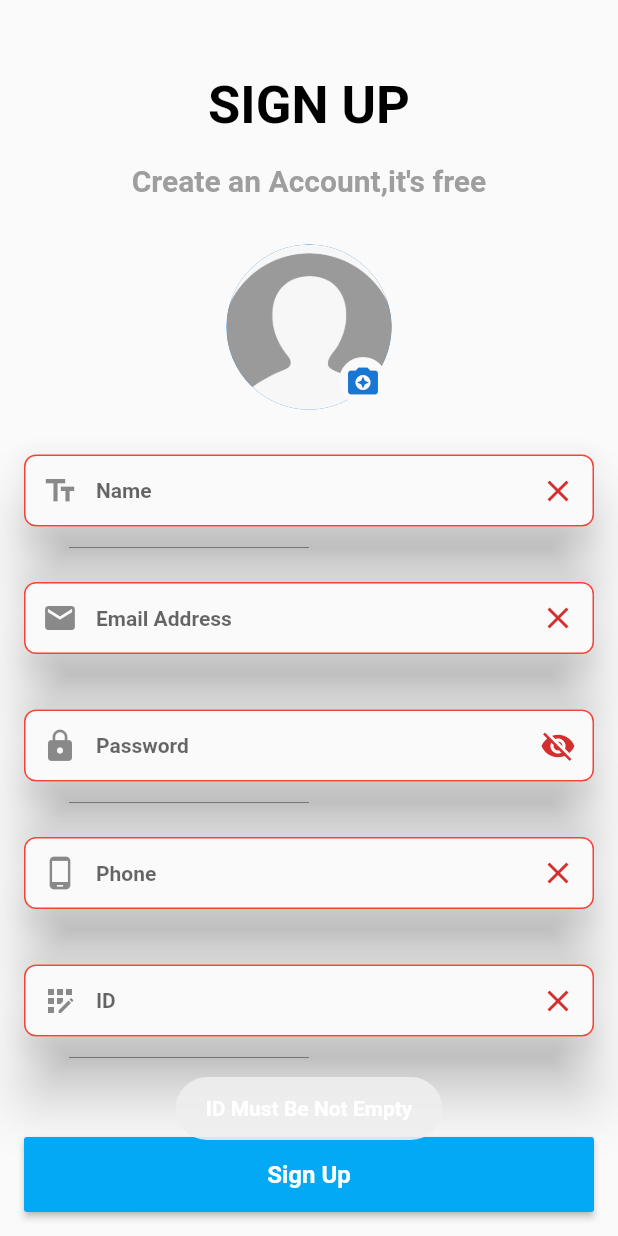
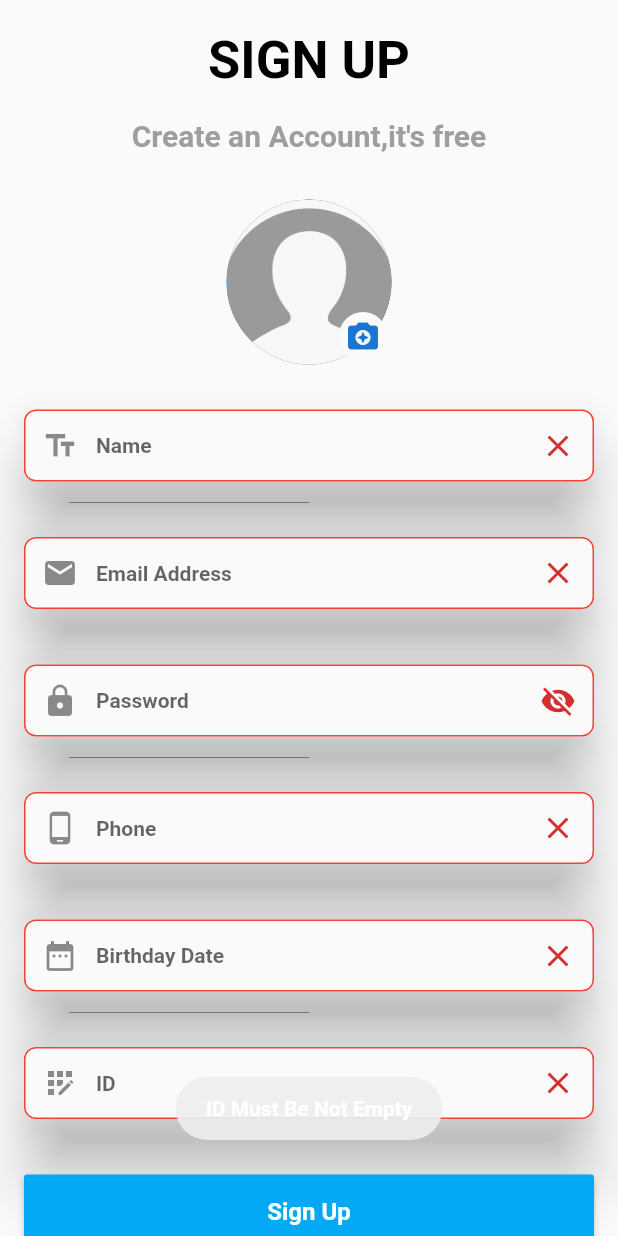
Before and after one commit to AlaaBashar/socialapp, a Flutter app: the RegisterScreen screen opened directly, after a tap on "Sign Up", on a phone screen of 412 x 824 dp. Run offline on Flutter 3.47's test engine with Material 2 defaults, Android fonts, the phone set to English and light mode, and no system bars; our stand-ins replace animate_do, cached_network_image, cloud_firestore, firebase_auth, firebase_core, firebase_storage and 6 more; accounts and stored records are empty; network calls fail.

```diff
--- a/lib/export_feature.dart
+++ b/lib/export_feature.dart
@@ -13,7 +13,8 @@ export 'screens/bottom_nav_screens/settings/setting_screen.dart';
 export 'screens/bottom_nav_screens/settings/edit_settings_screen.dart';
 ///BOTTOM_SHEET_SCREEN
 export 'screens/bottom_sheet_screen/comments_sheet_screen.dart';
-export 'screens/bottom_sheet_screen/comments_option_sheet_screen.dart';
+export 'screens/bottom_sheet_screen/comments_option_sheet/comments_option_sheet_screen.dart';
+export 'screens/bottom_sheet_screen/comments_option_sheet/edit_comment_screen.dart';
 
 
 
--- a/lib/models/user_model.dart
+++ b/lib/models/user_model.dart
@@ -1,5 +1,5 @@
 class UserModel{
-  String? id, uid, name, password, email, phone, image,cover, bio;
+  String? id, uid, name, password, email, phone, image,cover, bio,birthDay;
   bool? isBlocked ;
   DateTime? date;
 
@@ -10,6 +10,7 @@ class UserModel{
     this.cover,
     this.bio,
     this.name,
+    this.birthDay,
     this.email,
     this.password,
     this.phone,
@@ -25,6 +26,7 @@ class UserModel{
       cover: json["cover"],
       bio: json["bio"],
       name: json["name"],
+      birthDay: json["birthDay"] ?? '',
       phone: json["phone"],
       email: json["email"],
       date: DateTime.parse(json["date"]),
@@ -41,6 +43,7 @@ class UserModel{
       "uid":uid,
       "cover":cover,
       "name":name,
+      "birthDay":birthDay,
       "image":image,
       "bio": bio,
       "phone": phone,
--- a/lib/screens/bottom_nav_screens/new_post_screen.dart
+++ b/lib/screens/bottom_nav_screens/new_post_screen.dart
@@ -250,7 +250,7 @@ class _NewPostScreenState extends State<NewPostScreen> {
 
   }
   Future<void> loadPosts() async {
-      await Api.getPosts();
+    await LoginProvider.read(context).loadData();
     setState(() {});
   }
   void addPhoto() async {
--- a/lib/screens/bottom_nav_screens/settings/edit_settings_screen.dart
+++ b/lib/screens/bottom_nav_screens/settings/edit_settings_screen.dart
@@ -19,9 +19,10 @@ class _EditSettingsScreenState extends State<EditSettingsScreen> {
   var phoneController = TextEditingController();
   var bioController = TextEditingController();
   var idController = TextEditingController();
+  var birthdayController = TextEditingController();
+  final _formKey = GlobalKey<FormState>();
   File? profileImage;
   File? coverImage;
-  final _formKey = GlobalKey<FormState>();
 
 
   @override
@@ -33,6 +34,7 @@ class _EditSettingsScreenState extends State<EditSettingsScreen> {
     phoneController.text = widget.userData.phone.toString();
     bioController.text = widget.userData.bio.toString();
     idController.text = widget.userData.id.toString();
+    birthdayController.text = widget.userData.birthDay.toString();
   });
   }
   @override
@@ -133,7 +135,6 @@ class _EditSettingsScreenState extends State<EditSettingsScreen> {
                                   : FileImage(profileImage!) as ImageProvider,
                             ),
                           ),
-
                           IconButton(
                             iconSize: 15.0,
                             onPressed: getProfileImage,
@@ -238,6 +239,34 @@ class _EditSettingsScreenState extends State<EditSettingsScreen> {
                       ),
                       TextFieldApp(
                         height: 60.0,
+                        readOnly: true,
+                        onTap: ()async{
+                          String? date = await DateTimePicker.datePicker(context: context);
+                          birthdayController.text = date!;
+                        },
+                        controller: birthdayController,
+                        hintText: 'Birthday Date',
+                        isRTL: false,
+                        showCursor: true,
+                        suffixIcon: IconButton(
+                          icon: const Icon(Icons.clear),
+                          onPressed: () => birthdayController.clear(),
+                        ),
+                        icon: const Icon(Icons.date_range),
+                        validator: (value) {
+                          if (value!.isEmpty) {
+                            ShowToastSnackBar.displayToast(message: 'Birthday date Must Be Not Empty');
+                            return '';
+                          }
+
+                          return null;
+                        },
+                      ),
+                      const SizedBox(
+                        height: 16.0,
+                      ),
+                      TextFieldApp(
+                        height: 60.0,
                         type: TextInputType.number,
                         controller: idController,
                         hintText: 'Phone',
@@ -284,6 +313,7 @@ class _EditSettingsScreenState extends State<EditSettingsScreen> {
     FocusScope.of(context).requestFocus(FocusNode());
     FocusManager.instance.primaryFocus?.unfocus();
     String? name = nameController.text;
+    String? birthDay = birthdayController.text;
     String? phone = phoneController.text.trim();
     String? bio = bioController.text;
     String? id = idController.text.trim();
@@ -295,6 +325,7 @@ class _EditSettingsScreenState extends State<EditSettingsScreen> {
         phone: phone,
         bio: bio,
         id: id,
+        birthDay: birthDay,
         coverImage: coverImage,
         profileImage: profileImage);
     }
--- a/lib/screens/full_image_screen.dart
+++ b/lib/screens/full_image_screen.dart
@@ -21,10 +21,10 @@ class _FullImageScreenState extends State<FullImageScreen> {
   Widget build(BuildContext context) {
     return Scaffold(
       resizeToAvoidBottomInset: false,
-
       key:scaffoldKey,
       backgroundColor: Theme.of(context).scaffoldBackgroundColor,
       body: SizedBox(
+
         width: double.infinity,
         child: Column(
           mainAxisAlignment: MainAxisAlignment.center,
--- a/lib/screens/register_screen.dart
+++ b/lib/screens/register_screen.dart
@@ -13,9 +13,9 @@ class _RegisterScreenState extends State<RegisterScreen> {
   var passwordController = TextEditingController();
   var nameController = TextEditingController();
   var phoneController = TextEditingController();
+  var birthdayController = TextEditingController();
   var idController = TextEditingController();
   File? profileImage;
-
 
   @override
   Widget build(BuildContext context) {
@@ -31,7 +31,6 @@ class _RegisterScreenState extends State<RegisterScreen> {
                   minHeight: constraints.maxHeight,
                 ),
                 child: IntrinsicHeight(
-
                   child: Form(
                     key: _formKey,
                     child: Padding(
@@ -40,7 +39,6 @@ class _RegisterScreenState extends State<RegisterScreen> {
                         crossAxisAlignment: CrossAxisAlignment.center,
                         mainAxisAlignment: MainAxisAlignment.center,
                         children: [
-
                           const Spacer(flex: 1,),
                           const Text(
                             'SIGN UP',
@@ -193,6 +191,34 @@ class _RegisterScreenState extends State<RegisterScreen> {
                           ),
                           TextFieldApp(
                             height: 60.0,
+                            readOnly: true,
+                            onTap: ()async{
+                              String? date = await DateTimePicker.datePicker(context: context);
+                              birthdayController.text = date!;
+                            },
+                            controller: birthdayController,
+                            hintText: 'Birthday Date',
+                            isRTL: false,
+                            showCursor: true,
+                            suffixIcon: IconButton(
+                              icon: const Icon(Icons.clear),
+                              onPressed: () => birthdayController.clear(),
+                            ),
+                            icon: const Icon(Icons.date_range),
+                            validator: (value) {
+                              if (value!.isEmpty) {
+                                ShowToastSnackBar.displayToast(message: 'Birthday date Must Be Not Empty');
+                                return '';
+                              }
+
+                              return null;
+                            },
+                          ),
+                          const SizedBox(
+                            height: 25.0,
+                          ),
+                          TextFieldApp(
+                            height: 60.0,
                             type:TextInputType.number,
                             controller: idController,
                             hintText: 'ID',
@@ -247,10 +273,13 @@ class _RegisterScreenState extends State<RegisterScreen> {
   void onRegister() async{
     if (!_formKey.currentState!.validate()) {return;}
 
+    if(profileImage == null){
+      ShowToastSnackBar.displayToast(message: 'Profile Image must be not empty');
+      return;}
     FocusScope.of(context).requestFocus(FocusNode());
     FocusManager.instance.primaryFocus?.unfocus();
-
     String? name = nameController.text;
+    String? birthDay = birthdayController.text;
     String? password = passwordController.text.trim();
     String? email = emailController.text.trim();
     String? phone = phoneController.text.trim();
@@ -263,6 +292,7 @@ class _RegisterScreenState extends State<RegisterScreen> {
       id: id,
       name: name,
       phone: phone,
+      birthDay: birthDay,
       profileImage: profileImage
     );
   }
--- a/lib/state_management/provider/network/login_auth.dart
+++ b/lib/state_management/provider/network/login_auth.dart
@@ -43,4 +43,15 @@ class LoginProvider with ChangeNotifier, DiagnosticableTreeMixin {
     modeIcon = isVisible! ? Icons.visibility_off  :Icons.visibility ;
     notifyListeners();
   }
+  List<PostModel>? get postList => _postList;
+  List<PostModel>? _postList= [];
+
+
+  Future<void> loadData() async{
+    _postList = await Api.getPosts();
+    notifyListeners();
+  }
+
+
+
 }
--- a/lib/state_management/provider/network/register_auth.dart
+++ b/lib/state_management/provider/network/register_auth.dart
@@ -17,6 +17,7 @@ class RegisterProvider with ChangeNotifier, DiagnosticableTreeMixin {
     required String name,
     required String phone,
     required String id,
+    required String birthDay,
     required context,
     File? profileImage,
 
@@ -41,6 +42,7 @@ class RegisterProvider with ChangeNotifier, DiagnosticableTreeMixin {
       uid: '',
       image: imageUrl ??'',
       cover: '',
+      birthDay: birthDay,
       bio: 'write your bio ...',
     );
 
--- a/lib/state_management/provider/network/update_user_data.dart
+++ b/lib/state_management/provider/network/update_user_data.dart
@@ -17,6 +17,7 @@ class EditUserDate with ChangeNotifier, DiagnosticableTreeMixin {
     String? phone,
     String? bio,
     String? id,
+    String? birthDay,
     File? profileImage,
     File? coverImage,
   }) async {
@@ -24,6 +25,7 @@ class EditUserDate with ChangeNotifier, DiagnosticableTreeMixin {
     String? coverUrl;
 
     ProgressLinearDialog.show(context, title: 'Editing in progress');
+
     if (profileImage != null) {
       imageUrl = await Storage.uploadUserImage(image: profileImage)
           .catchError((onError) {
@@ -36,6 +38,7 @@ class EditUserDate with ChangeNotifier, DiagnosticableTreeMixin {
         showSnackBar(context, onError.toString());
       });
     }
+
     UserModel userModel = UserModel();
     userModel
       ..name = name
@@ -43,15 +46,19 @@ class EditUserDate with ChangeNotifier, DiagnosticableTreeMixin {
       ..email = Auth.currentUser!.email
       ..bio = bio
       ..id = id
+      ..birthDay = birthDay
       ..date = DateTime.now()
       ..image = imageUrl ?? Auth.currentUser!.image
       ..cover = coverUrl ?? Auth.currentUser!.cover;
-    await Api.editUserProfile(model: userModel, docId: Auth.currentUser!.uid)
+
+    await Api.editUserProfile(model: userModel, docId: Auth.currentUser!.uid,context: context)
         .catchError((onError) {
       showSnackBar(context, onError.toString());
       ProgressLinearDialog.dismiss(context);
     });
+
     ProgressLinearDialog.dismiss(context);
+
     Navigator.pop(context, true);
 
     notifyListeners();
--- a/lib/utils/util.dart
+++ b/lib/utils/util.dart
@@ -4,9 +4,6 @@ import 'package:flutter/foundation.dart';
 import 'package:flutter_bloc/flutter_bloc.dart';
 import 'package:fluttertoast/fluttertoast.dart';
 import 'package:intl/intl.dart';
-
-import '../export_feature.dart';
-
 
 Future<dynamic> openNewPage(BuildContext context, Widget widget,
     {bool popPreviousPages = false}) {
@@ -101,6 +98,7 @@ class ProgressCircleDialog {
     }
   }
 }
+
 class ProgressLinearDialog {
   static bool _isShow = false;
   static show(
```
Also changed, not shown: lib/network/api.dart (+53 -15 lines), lib/screens/bottom_nav_screens/feeds_screen.dart (+11 -4 lines), lib/screens/bottom_sheet_screen/comments_option_sheet/comments_option_sheet_screen.dart (added, +123 -0 lines), lib/screens/bottom_sheet_screen/comments_option_sheet/edit_comment_screen.dart (added, +90 -0 lines), lib/screens/bottom_sheet_screen/comments_option_sheet_screen.dart (deleted, +0 -119 lines), lib/screens/bottom_sheet_screen/comments_sheet_screen.dart (+9 -21 lines), lib/screens/home_screen.dart (+24 -35 lines), lib/models/post_like_model.dart (line endings or trailing spaces).
